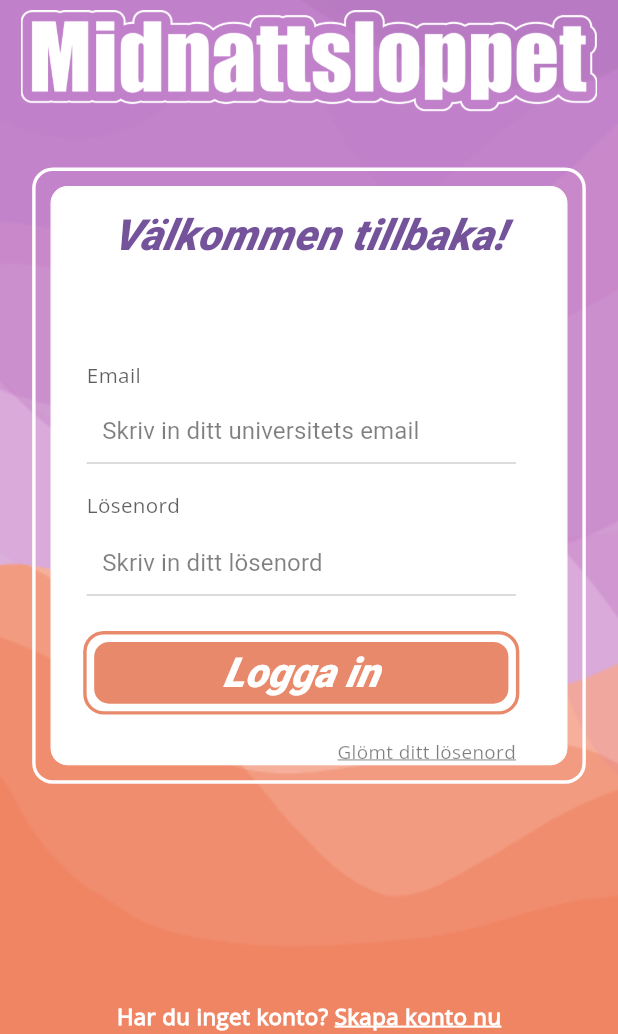
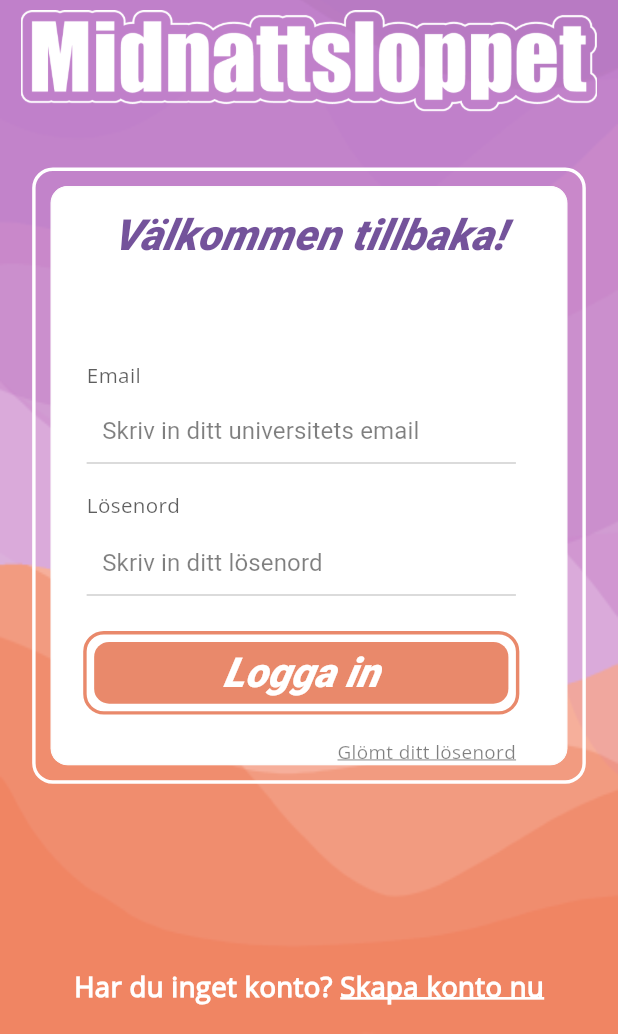
Before and after one commit to BillboEliasJohansson/Studentloppet-Frontend, a Flutter app: the screen it shows after launch, on a phone screen of 412 x 824 dp, the part 202-1236 px from its top. Run offline on Flutter 3.47's test engine with Material 3 defaults, Android fonts, the phone set to English and light mode, and no system bars; our stand-ins replace cached_network_image, fl_chart, flutter_svg, geolocator, google_maps_flutter, location and 1 more; missing offline and left inert: flutter_polyline_points, gif; Roboto replaces fonts that are missing (Roboto Flex Black Italic).

Commit message:
increased size of sign up

```diff
--- a/lib/Screens/login_signup/login_screen.dart
+++ b/lib/Screens/login_signup/login_screen.dart
@@ -165,7 +165,7 @@ class _SignupScreenState extends State<LoginScreen> {
                         ),
                       )),
                   SizedBox(
-                    height: 120.h,
+                    height: 100.h,
                   ),
                   Align(
                     alignment: Alignment.center,
@@ -174,7 +174,7 @@ class _SignupScreenState extends State<LoginScreen> {
                       children: [
                         Text(
                           "Har du inget konto? ",
-                          style: CustomTextStyles.smallTextWhite,
+                          style: CustomTextStyles.smallTextWhite
                         ),
                         GestureDetector(
                           onTap: () {
--- a/lib/theme/custom_text_style.dart
+++ b/lib/theme/custom_text_style.dart
@@ -79,11 +79,11 @@ class CustomTextStyles {
       );
   static get smallTextWhite => theme.textTheme.bodyLarge!.copyWith(
         color: appTheme.whiteA700,
-        fontSize: 13.fSize,
+        fontSize: 16.fSize,
       );
   static get smallTextWhiteUnderlined => theme.textTheme.bodyLarge!.copyWith(
       color: appTheme.whiteA700,
-      fontSize: 13.fSize,
+      fontSize: 16.fSize,
       decoration: TextDecoration.underline);
 
   static get titleLargePassionOne =>
```
